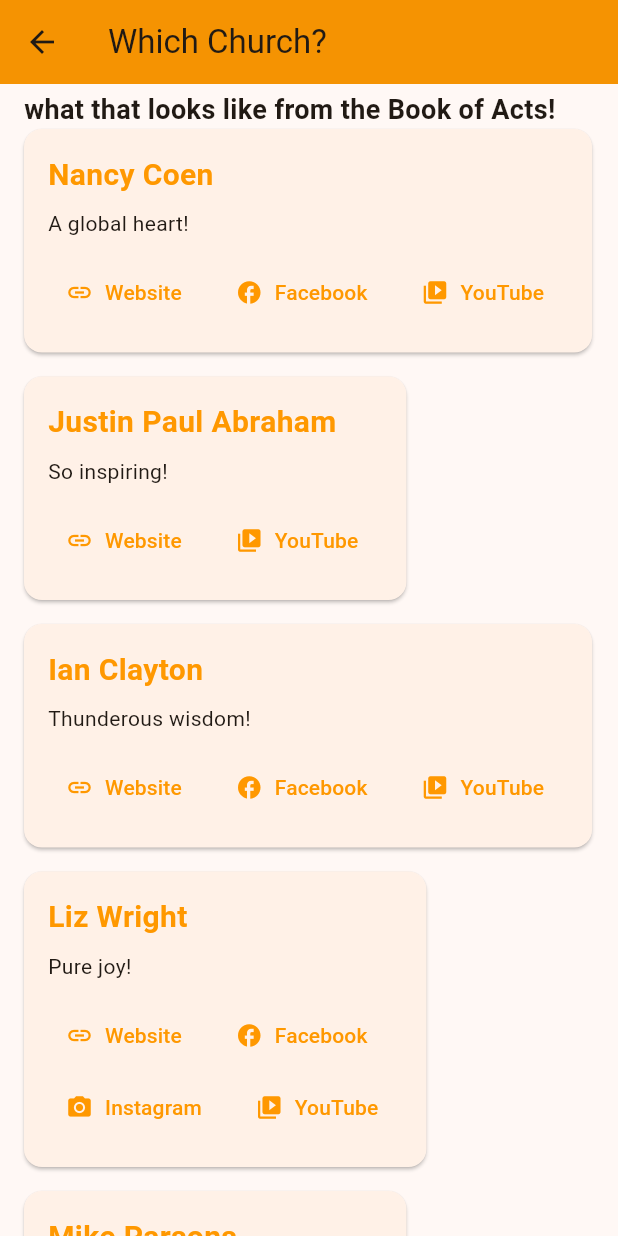
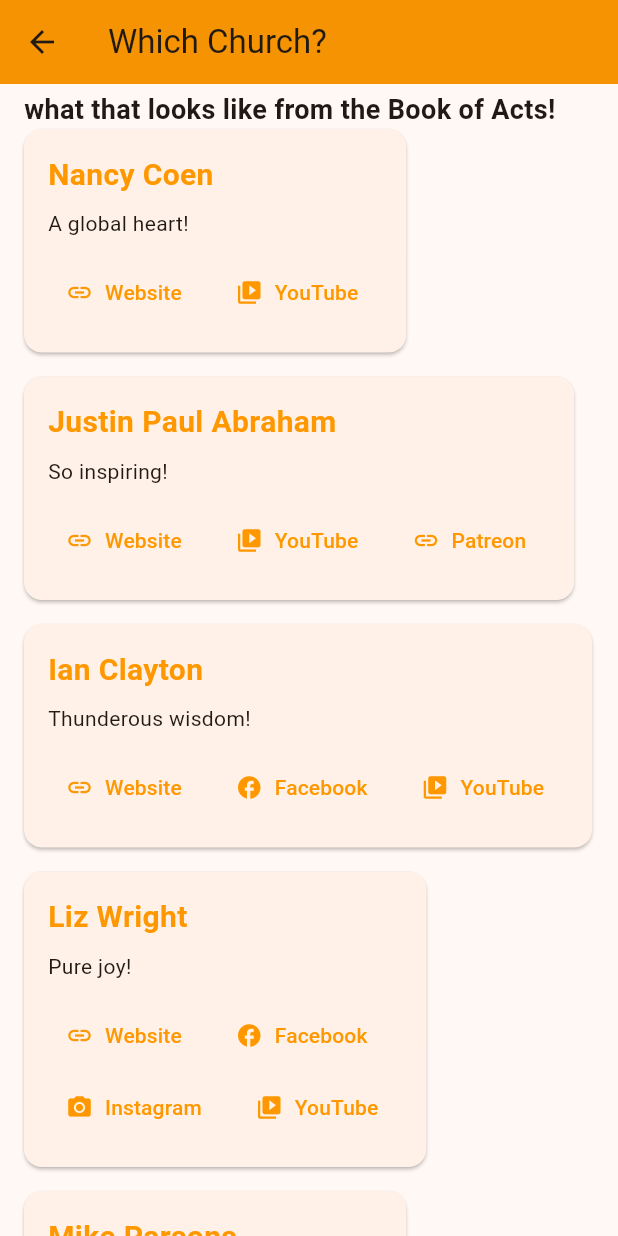
Before and after one commit to adriaanbotha/BibleFunQuiz, a Flutter app: the WhichChurchScreen screen opened directly, scrolled down 576 dp, on a phone screen of 412 x 824 dp. Run offline on Flutter 3.47's test engine with Material 3 defaults, Android fonts, the phone set to English and light mode, and no system bars; our stand-ins replace audioplayers, connectivity_plus, google_fonts, share_plus, shared_preferences; accounts and stored records are empty; network calls fail.

Commit message:
Add Patreon link for Justin Paul Abraham

```diff
--- a/lib/screens/which_church_screen.dart
+++ b/lib/screens/which_church_screen.dart
@@ -134,7 +134,6 @@ class WhichChurchScreen extends StatelessWidget {
               'A global heart!',
               {
                 'Website': 'https://www.globalascensionnetwork.net',
-                'Facebook': 'https://www.facebook.com/nancy.coen.9',
                 'YouTube': 'https://www.youtube.com/@globalsons',
               },
             ),
@@ -144,6 +143,7 @@ class WhichChurchScreen extends StatelessWidget {
               {
                 'Website': 'https://www.companyofburninghearts.com',
                 'YouTube': 'https://www.youtube.com/@JustinPaulAbraham',
+                'Patreon': 'https://www.patreon.com/c/justinpaulabraham',
               },
             ),
             _buildMinistrySection(
```
